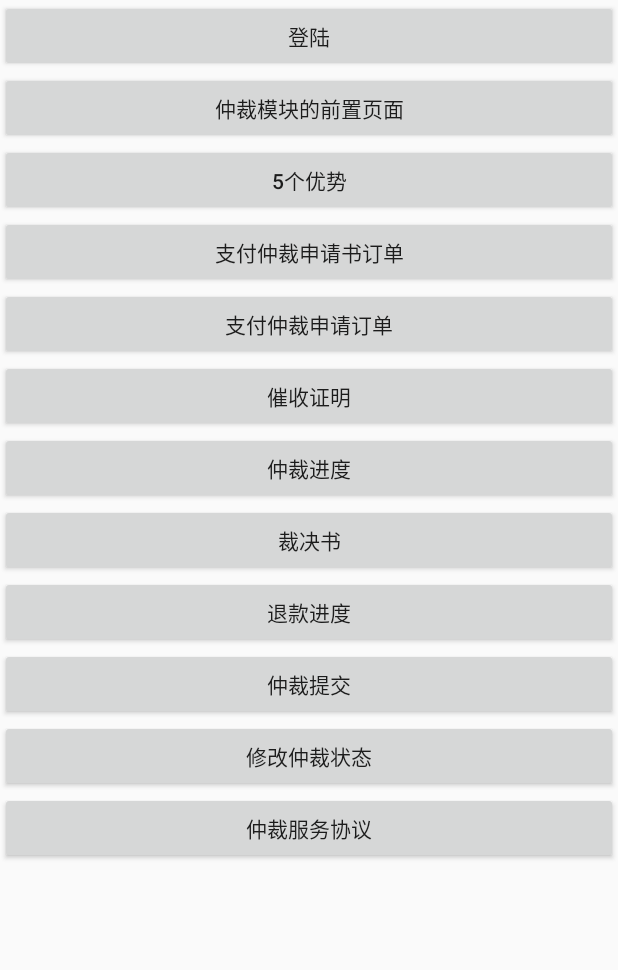
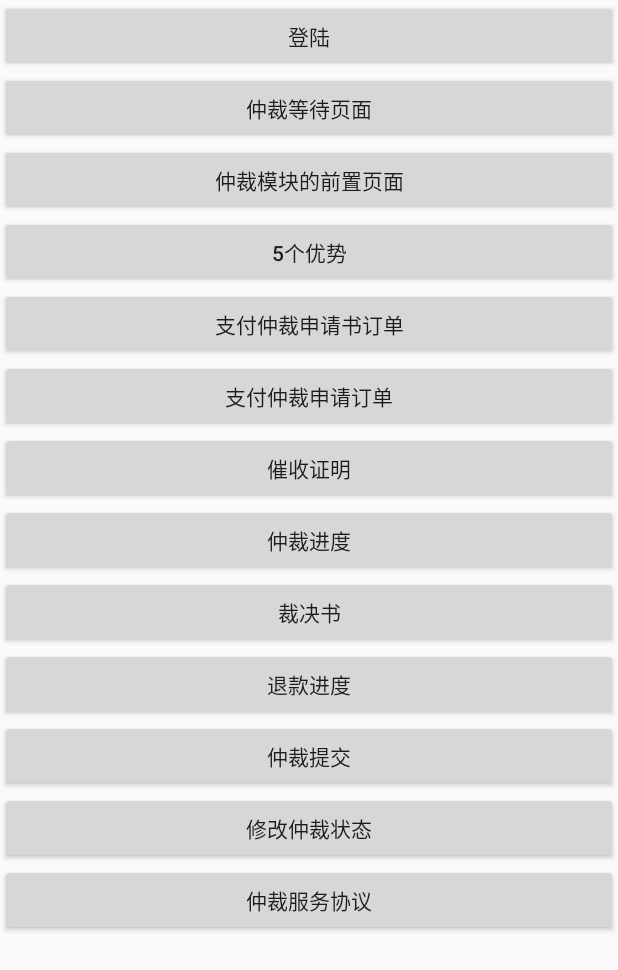
Before and after one commit to AFinalStone/HM-Arbitrament, an Android app: the screen it shows after launch (MainActivity), on a phone screen of 412 x 824 dp. Shown: the top 970 px of the screen. Run offline under Robolectric (Android 15) with nearby library versions, the phone set to English and light mode, and no system bars; our stand-ins replace RxJava; libraries missing offline, so code that uses them is left out: com.hm.iou, com.sina.weibo; 7 statements that could not run were skipped.

Commit message:
修改仲裁申请书等待页面UI

```diff
--- a/app/build.gradle
+++ b/app/build.gradle
@@ -21,6 +21,9 @@ android {
             proguardFiles getDefaultProguardFile('proguard-android.txt'), 'proguard-rules.pro'
         }
     }
+    packagingOptions {
+        exclude 'META-INF/library_release.kotlin_module'
+    }
 }
 
 dependencies {
--- a/app/src/main/java/com/hm/arbitrament/demo/MainActivity.java
+++ b/app/src/main/java/com/hm/arbitrament/demo/MainActivity.java
@@ -9,6 +9,7 @@ import com.hm.arbitrament.NavigationHelper;
 import com.hm.arbitrament.business.apply.view.ArbitramentServerAgreementActivity;
 import com.hm.arbitrament.business.apply.view.FiveAdvantageActivity;
 import com.hm.arbitrament.business.apply.view.InputCollectionProveActivity;
+import com.hm.arbitrament.business.apply.view.WaitMakeArbApplyBookActivity;
 import com.hm.arbitrament.business.award.ArbitralAwardActivity;
 import com.hm.arbitrament.business.pay.applybook.ArbApplyBookPayActivity;
 import com.hm.arbitrament.business.pay.applysubmit.ArbApplySubmitPayActivity;
@@ -165,4 +166,8 @@ public class MainActivity extends AppCompatActivity {
                 });
     }
 
+    public void toWaitPage(View v) {
+        startActivity(new Intent(this, WaitMakeArbApplyBookActivity.class));
+    }
+
 }
--- a/app/src/main/res/layout/activity_main.xml
+++ b/app/src/main/res/layout/activity_main.xml
@@ -13,6 +13,13 @@
         android:layout_width="match_parent"
         android:layout_height="wrap_content"
         android:text="登陆" />
+
+    <Button
+        android:layout_width="match_parent"
+        android:layout_height="wrap_content"
+        android:text="仲裁等待页面"
+        android:onClick="toWaitPage"
+        />
 
     <Button
         android:id="@+id/btn_index"
```
Also changed, not shown: library/src/main/res/layout/arbitrament_activity_wait_make_arb_apply_book.xml (+22 -8 lines), library/src/main/res/mipmap-xhdpi/arbitrament_ic_wait_make_arb_apply_book_progress.webp (added), library/src/main/res/mipmap-xxhdpi/arbitrament_ic_wait_make_arb_apply_book.webp.
